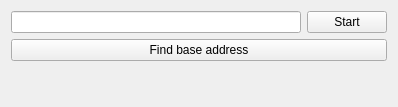
net64-mod/net64-coop, file src/qt_gui/mainframe.ui: the form before one commit.
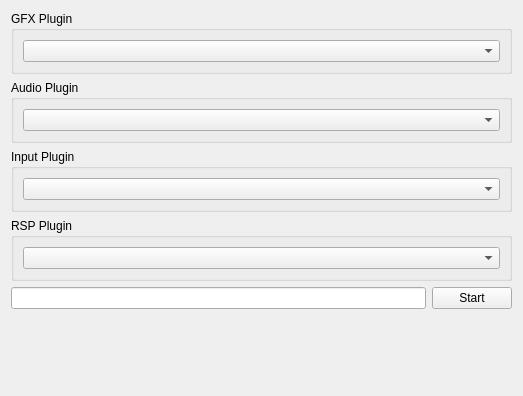
The form after the commit.

The edit to the form file:
```diff
--- a/src/qt_gui/mainframe.ui
+++ b/src/qt_gui/mainframe.ui
@@ -6,14 +6,90 @@
    <rect>
     <x>0</x>
     <y>0</y>
-    <width>398</width>
-    <height>107</height>
+    <width>523</width>
+    <height>396</height>
    </rect>
   </property>
   <property name="windowTitle">
    <string>Form</string>
   </property>
   <layout class="QVBoxLayout" name="verticalLayout">
+   <item>
+    <widget class="QGroupBox" name="groupBox">
+     <property name="title">
+      <string>GFX Plugin</string>
+     </property>
+     <layout class="QHBoxLayout" name="horizontalLayout_5">
+      <item>
+       <widget class="QComboBox" name="cbx_gfx_plugin">
+        <property name="sizePolicy">
+         <sizepolicy hsizetype="Expanding" vsizetype="Fixed">
+          <horstretch>0</horstretch>
+          <verstretch>0</verstretch>
+         </sizepolicy>
+        </property>
+       </widget>
+      </item>
+     </layout>
+    </widget>
+   </item>
+   <item>
+    <widget class="QGroupBox" name="groupBox_4">
+     <property name="title">
+      <string>Audio Plugin</string>
+     </property>
+     <layout class="QHBoxLayout" name="horizontalLayout_4">
+      <item>
+       <widget class="QComboBox" name="cbx_audio_plugin">
+        <property name="sizePolicy">
+         <sizepolicy hsizetype="Expanding" vsizetype="Fixed">
+          <horstretch>0</horstretch>
+          <verstretch>0</verstretch>
+         </sizepolicy>
+        </property>
+       </widget>
+      </item>
+     </layout>
+    </widget>
+   </item>
+   <item>
+    <widget class="QGroupBox" name="groupBox_3">
+     <property name="title">
+      <string>Input Plugin</string>
+     </property>
+     <layout class="QHBoxLayout" name="horizontalLayout_3">
+      <item>
+       <widget class="QComboBox" name="cbx_input_plugin">
+        <property name="sizePolicy">
+         <sizepolicy hsizetype="Expanding" vsizetype="Fixed">
+          <horstretch>0</horstretch>
+          <verstretch>0</verstretch>
+         </sizepolicy>
+        </property>
+       </widget>
+      </item>
+     </layout>
+    </widget>
+   </item>
+   <item>
+    <widget class="QGroupBox" name="groupBox_2">
+     <property name="title">
+      <string>RSP Plugin</string>
+     </property>
+     <layout class="QHBoxLayout" name="horizontalLayout_2">
+      <item>
+       <widget class="QComboBox" name="cbx_rsp_plugin">
+        <property name="sizePolicy">
+         <sizepolicy hsizetype="Expanding" vsizetype="Fixed">
+          <horstretch>0</horstretch>
+          <verstretch>0</verstretch>
+         </sizepolicy>
+        </property>
+       </widget>
+      </item>
+     </layout>
+    </widget>
+   </item>
    <item>
     <layout class="QHBoxLayout" name="horizontalLayout">
      <item>
@@ -28,13 +104,6 @@
      </item>
     </layout>
    </item>
-   <item>
-    <widget class="QPushButton" name="btn_base_addr">
-     <property name="text">
-      <string>Find base address</string>
-     </property>
-    </widget>
-   </item>
    <item>
     <spacer name="verticalSpacer">
      <property name="orientation">
```
